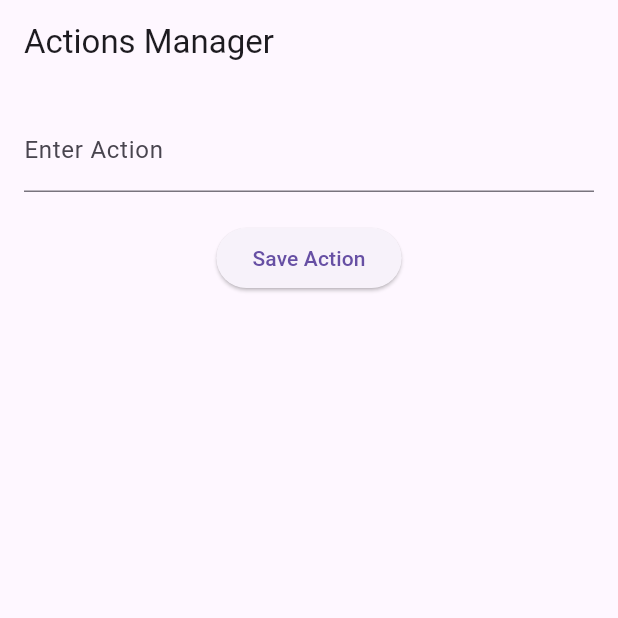
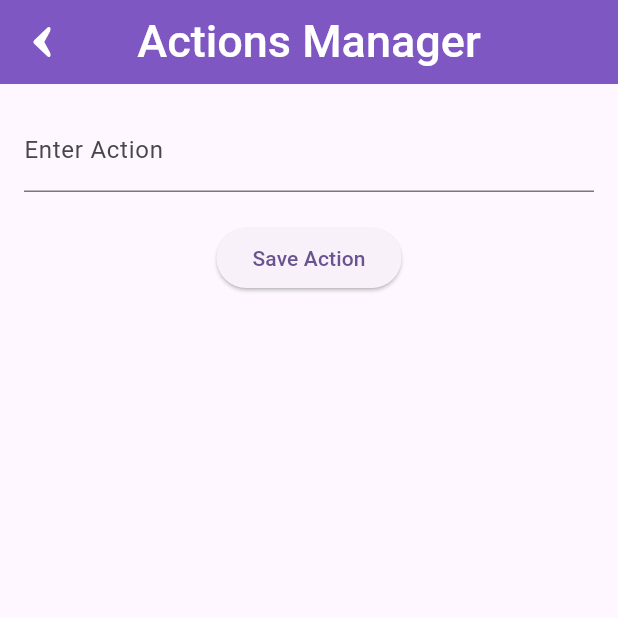
Before and after one commit to Cecilio0/Aula-Abierta, a Flutter app: the screen it shows after launch, after a tap on "Ejemplos cajero", on a phone screen of 412 x 824 dp, the top half of it. Run offline on Flutter 3.47's test engine with Material 3 defaults, Android fonts, the light colour scheme and no system bars; our stand-ins replace flutter_svg, hive_flutter; accounts and stored records are empty.

Commit message:
Feat: option for back button in appBar

```diff
--- a/lib/main.dart
+++ b/lib/main.dart
@@ -1,6 +1,5 @@
 // lib/main.dart
 import 'package:aula_abierta/pages/home.dart';
-import 'package:aula_abierta/pages/testPage.dart';
 import 'package:flutter/material.dart';
 import 'package:hive_flutter/hive_flutter.dart';
 
--- a/lib/pages/home.dart
+++ b/lib/pages/home.dart
@@ -10,7 +10,8 @@ class HomePage extends StatelessWidget {
   Widget build(BuildContext context) {
     return Scaffold(
       appBar: const CustomAppBar(
-          title: 'Aula Abierta',
+        title: 'Aula Abierta',
+        isBackArrowActive: false,
       ),
       body: Center(
         child: Column(
@@ -25,7 +26,6 @@ class HomePage extends StatelessWidget {
                     "assets/logos/testImage.png",
                     width: 200,
                     height: 200,
-                    // fit: BoxFit.fill,
                   ),
                   const Text(
                     "Bienvenido a la app de conciencia financiera de Aula Abierta 🤗",
@@ -40,7 +40,13 @@ class HomePage extends StatelessWidget {
               CustomButton(
                   text: "Ejemplos cajero",
                   onPressed: () {
-                    Navigator.push(context, MaterialPageRoute(builder: (context) => const TestPage()));
+                    Navigator.push(
+                        context,
+                        MaterialPageRoute(
+                            builder: (context) => const TestPage(),
+                            settings: const RouteSettings(name: "EjemplosCajero")
+                        )
+                    );
                   }
               ),
               CustomButton(
--- a/lib/pages/testPage.dart
+++ b/lib/pages/testPage.dart
@@ -1,14 +1,14 @@
 import 'package:flutter/material.dart';
 import 'package:hive_flutter/hive_flutter.dart';
+
+import '../widgets/appBar.dart';
 
 class TestPage extends StatelessWidget {
   const TestPage({super.key});
 
   @override
   Widget build(BuildContext context) {
-    return MaterialApp(
-      home: ActionScreen(),
-    );
+    return const ActionScreen();
   }
 }
 
@@ -44,7 +44,9 @@ class _ActionScreenState extends State<ActionScreen> {
   @override
   Widget build(BuildContext context) {
     return Scaffold(
-      appBar: AppBar(title: Text('Actions Manager')),
+      appBar: const CustomAppBar(
+        title: 'Actions Manager'
+      ),
       body: Padding(
         padding: const EdgeInsets.all(16.0),
         child: Column(
--- a/lib/widgets/appBar.dart
+++ b/lib/widgets/appBar.dart
@@ -1,15 +1,14 @@
 import 'package:flutter/material.dart';
+import 'package:flutter_svg/flutter_svg.dart';
 
 class CustomAppBar extends StatelessWidget implements PreferredSizeWidget {
   final String title;
-  final List<Widget>? actions;
-  final Widget? leading;
+  final bool isBackArrowActive;
 
   const CustomAppBar({
     super.key,
     required this.title,
-    this.actions,
-    this.leading,
+    this.isBackArrowActive = true,
   });
 
   @override
@@ -26,12 +25,21 @@ class CustomAppBar extends StatelessWidget implements PreferredSizeWidget {
       centerTitle: true,
       backgroundColor: Colors.deepPurple.shade400,
       elevation: 0.0,
-      actions: actions, // You can pass action buttons like icons
-      leading: leading, // Optionally pass a custom leading widget like a back button or drawer
+      leading: isBackArrowActive? IconButton(
+        icon: SvgPicture.asset(
+          'assets/icons/left-arrow.svg',
+          color: Colors.white,
+          width: 20,
+          height: 20,
+        ),
+        onPressed: () {
+          Navigator.pop(context);
+        },
+      ): const SizedBox.shrink(),
     );
   }
 
   // Implement PreferredSizeWidget to define the appBar height
   @override
-  Size get preferredSize => Size.fromHeight(kToolbarHeight);
+  Size get preferredSize => const Size.fromHeight(kToolbarHeight);
 }
```
Also changed, not shown: pubspec.yaml (+5 -2 lines), assets/icons/back-arrow-black-icon.svg (added), assets/icons/left-arrow.svg (added), pubspec.lock, 1 other file.
